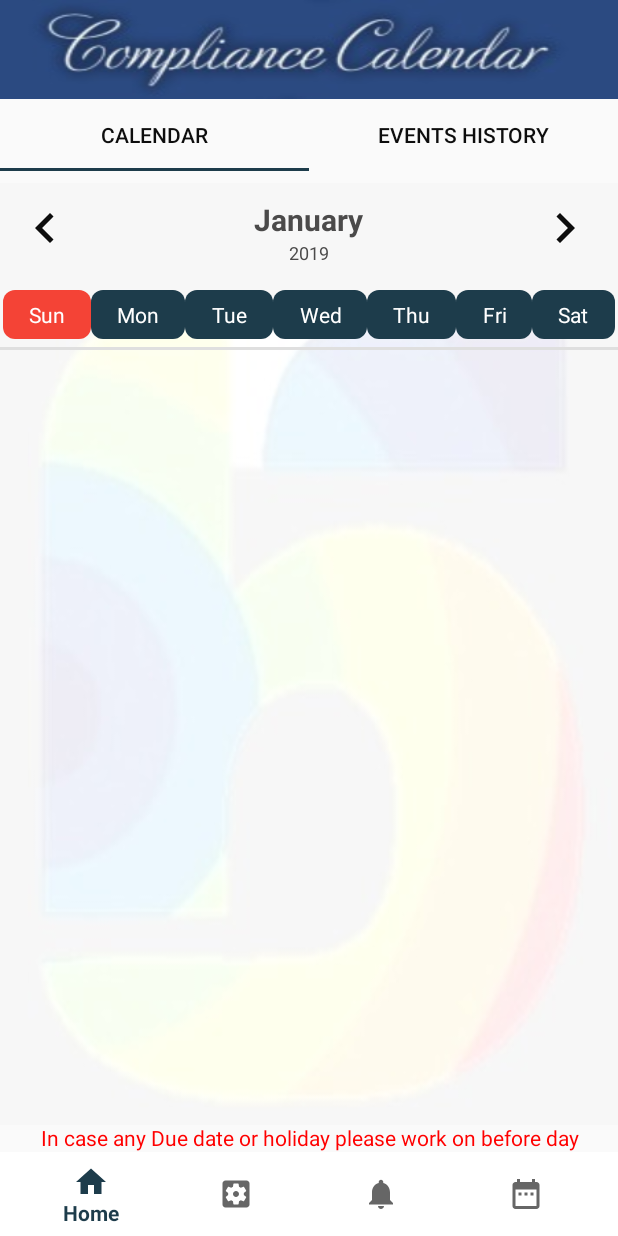
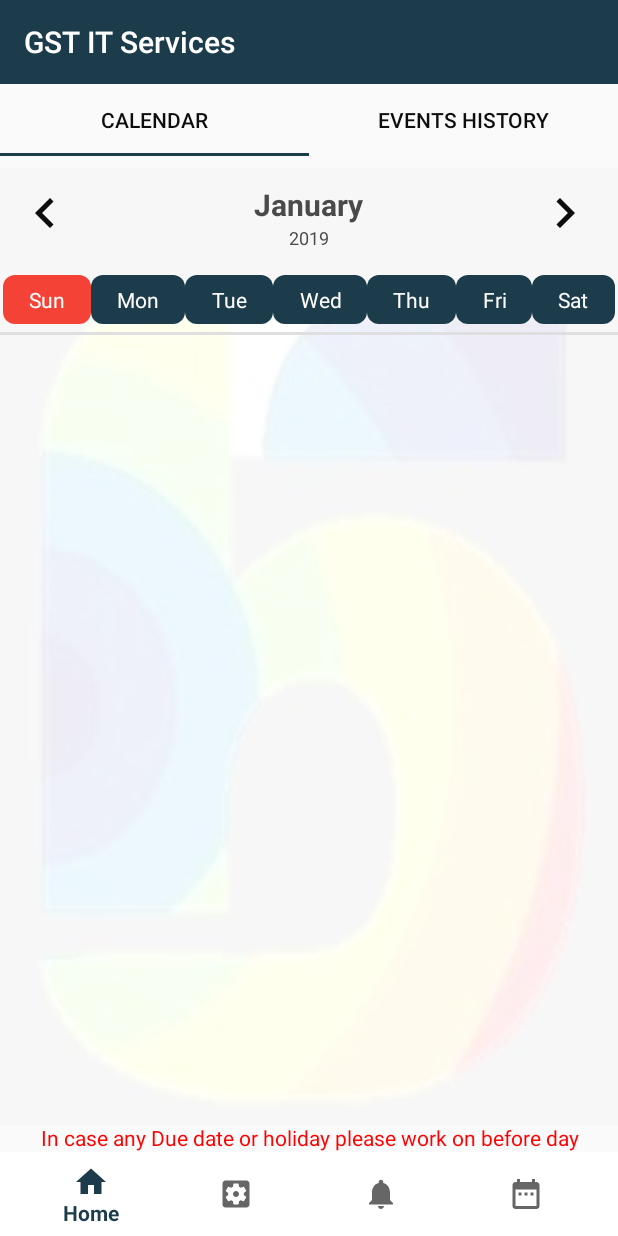
Before and after one commit to naveena63/Madhusudhan-Calendar, an Android app: the HomeFragment screen opened directly, with no data from a screen before it, on a phone screen of 412 x 824 dp. Run offline under Robolectric (Android 15) with nearby library versions, the phone set to English and light mode, and no system bars; our stand-ins replace Volley; network calls fail; Roboto replaces fonts that are not available here; 5 statements that could not run were skipped.

Commit message:
Madhusudhan Calendar

```diff
--- a/app/src/main/java/Zastra/GSTIT/Calendar/DateAdapter.java
+++ b/app/src/main/java/Zastra/GSTIT/Calendar/DateAdapter.java
@@ -264,11 +264,11 @@ public class DateAdapter extends RecyclerView.Adapter<DateAdapter.ItemRowHolder>
 
                                                 JSONObject jsonObject3 = jsonArray1.getJSONObject(j);
                                                 String evenname = jsonObject3.getString("event_name");
-                                                String eventDesc = jsonObject3.getString("event_description");
+                                                //String eventDesc = jsonObject3.getString("event_description");
 
                                                 userFormModel = new UserFormModel();
                                                 userFormModel.setEventName(evenname);
-                                                userFormModel.setEventDesc(eventDesc);
+                                              //  userFormModel.setEventDesc(eventDesc);
                                                 userFormModelArrayList.add(userFormModel);
                                             }
 
--- a/app/src/main/java/Zastra/GSTIT/HomeFragment.java
+++ b/app/src/main/java/Zastra/GSTIT/HomeFragment.java
@@ -26,6 +26,7 @@ public class HomeFragment extends Fragment {
         view = inflater.inflate(R.layout.fragment_home, container, false);
 
         toolbar = view.findViewById(R.id.toolbar);
+        toolbar.setTitle("GST IT Services");
 //toolbar.setTitle("B5 Compliance Calendar");
         toolbar.setTextAlignment(View.TEXT_ALIGNMENT_GRAVITY);
         TabLayout tabLayout = view.findViewById(R.id.tab_layout);
--- a/app/src/main/res/layout/activity_user_form.xml
+++ b/app/src/main/res/layout/activity_user_form.xml
@@ -62,7 +62,7 @@
    android:gravity="center"
     android:textColor="@color/red"
 
-    android:text="Any Help Please Contact B5"
+    android:text="Any Help Please Contact madhusudhan agarwal"
     />
 <ImageView
     android:id="@+id/btnClose"
--- a/app/src/main/res/layout/fragment_home.xml
+++ b/app/src/main/res/layout/fragment_home.xml
@@ -16,9 +16,9 @@
             android:id="@+id/toolbar"
             android:layout_width="match_parent"
             android:layout_height="wrap_content"
-            android:background="@drawable/compliance_calender"
+
             android:title="Home"
-
+android:background="@color/colorPrimary"
             app:titleTextColor="@color/white" />
 
         <com.google.android.material.tabs.TabLayout
```
